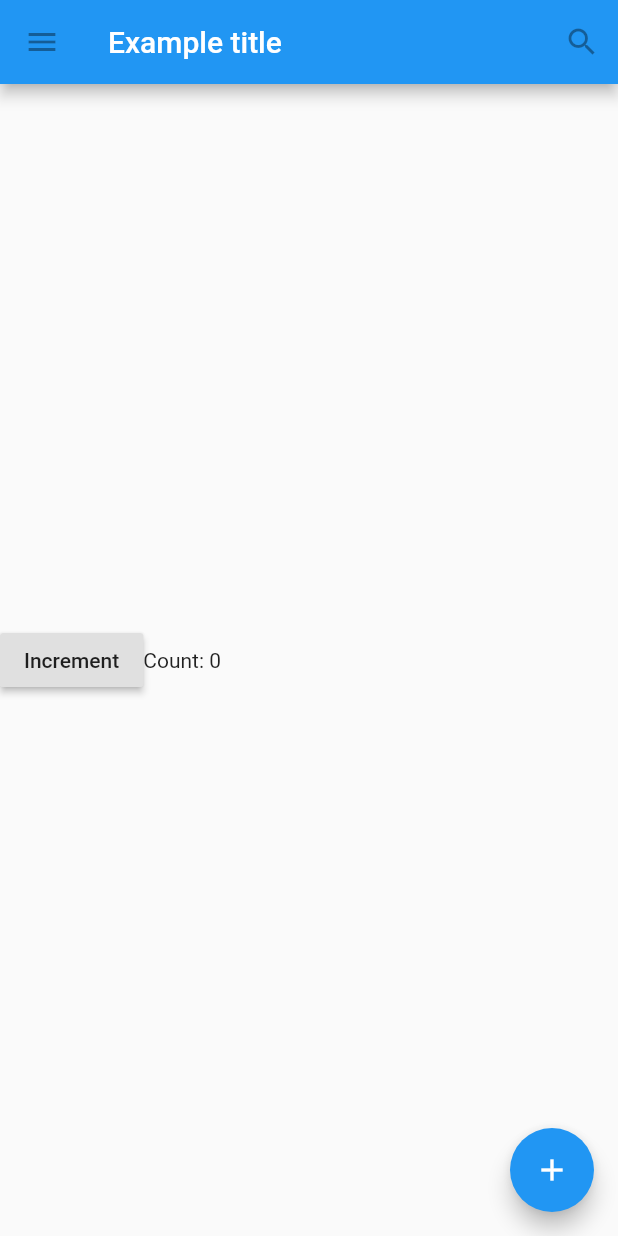
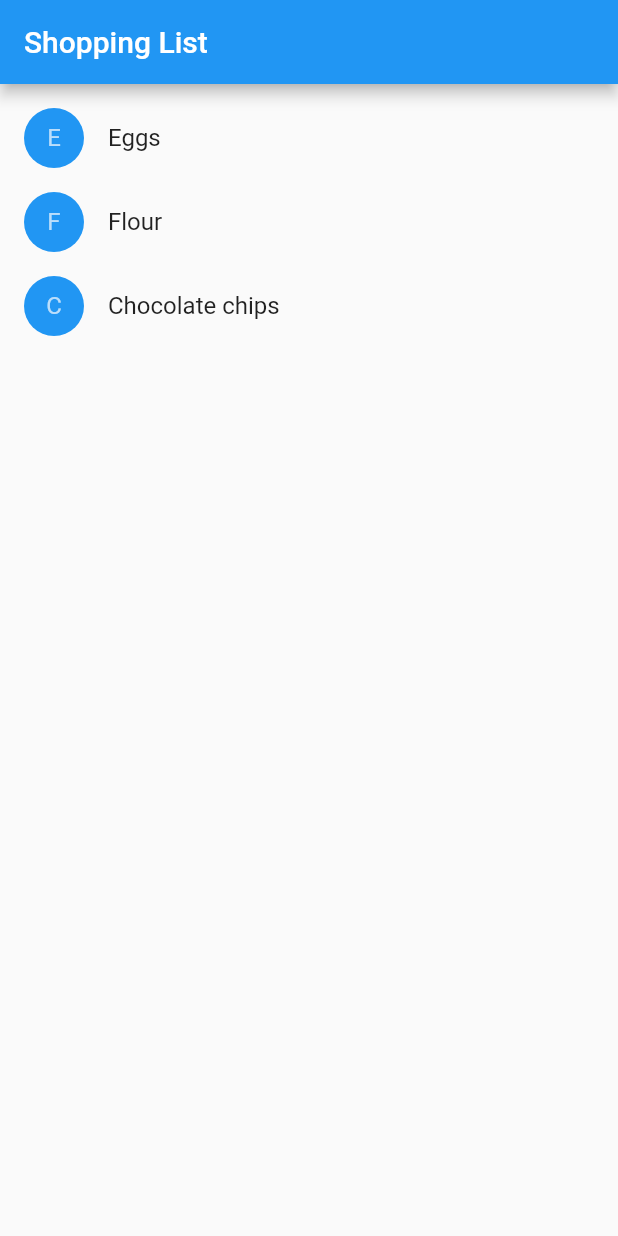
Before and after one commit to Mohamed-Konate/flutter_app_widgets, a Flutter app: the screen it shows after launch, on a phone screen of 412 x 824 dp. Run offline on Flutter 3.47's test engine with Material 2 defaults, Android fonts, the light colour scheme and no system bars.

Commit message:
Rassembler tout cela

```diff
--- a/lib/main.dart
+++ b/lib/main.dart
@@ -3,7 +3,13 @@
 void main() {
   runApp(MaterialApp(
     title: 'Flutter Tutorial',
-    home: TutorialHome(),
+    home: ShoppingList(
+      products: <Product>[
+        Product(name: 'Eggs'),
+        Product(name: 'Flour'),
+        Product(name: 'Chocolate chips'),
+      ],
+    ),
   ));
 }
 
@@ -110,3 +116,104 @@
     ]);
   }
 }
+
+class Product {
+  const Product({this.name});
+
+  final String name;
+}
+
+typedef void CartChangedCallback(Product product, bool inCart);
+
+class ShoppingListItem extends StatelessWidget {
+  ShoppingListItem({this.product, this.inCart, this.onCartChanged})
+      : super(key: ObjectKey(product));
+
+  final Product product;
+  final bool inCart;
+  final CartChangedCallback onCartChanged;
+
+  Color _getColor(BuildContext context) {
+    // The theme depends on the BuildContext because different parts
+    // of the tree can have different themes.
+    // The BuildContext indicates where the build is
+    // taking place and therefore which theme to use.
+
+    return inCart ? Colors.black54 : Theme.of(context).primaryColor;
+  }
+
+  TextStyle _getTextStyle(BuildContext context) {
+    if (!inCart) return null;
+
+    return TextStyle(
+      color: Colors.black54,
+      decoration: TextDecoration.lineThrough,
+    );
+  }
+
+  @override
+  Widget build(BuildContext context) {
+    return ListTile(
+      onTap: () {
+        onCartChanged(product, inCart);
+      },
+      leading: CircleAvatar(
+        backgroundColor: _getColor(context),
+        child: Text(product.name[0]),
+      ),
+      title: Text(product.name, style: _getTextStyle(context)),
+    );
+  }
+}
+
+class ShoppingList extends StatefulWidget {
+  ShoppingList({Key key, this.products}) : super(key: key);
+
+  final List<Product> products;
+
+  // The framework calls createState the first time a widget
+  // appears at a given location in the tree.
+  // If the parent rebuilds and uses the same type of
+  // widget (with the same key), the framework re-uses the State object
+  // instead of creating a new State object.
+
+  @override
+  _ShoppingListState createState() => _ShoppingListState();
+}
+
+class _ShoppingListState extends State<ShoppingList> {
+  Set<Product> _shoppingCart = Set<Product>();
+
+  void _handleCartChanged(Product product, bool inCart) {
+    setState(() {
+      // When a user changes what's in the cart, you need to change
+      // _shoppingCart inside a setState call to trigger a rebuild.
+      // The framework then calls build, below,
+      // which updates the visual appearance of the app.
+
+      if (!inCart)
+        _shoppingCart.add(product);
+      else
+        _shoppingCart.remove(product);
+    });
+  }
+
+  @override
+  Widget build(BuildContext context) {
+    return Scaffold(
+      appBar: AppBar(
+        title: Text('Shopping List'),
+      ),
+      body: ListView(
+        padding: EdgeInsets.symmetric(vertical: 8.0),
+        children: widget.products.map((Product product) {
+          return ShoppingListItem(
+            product: product,
+            inCart: _shoppingCart.contains(product),
+            onCartChanged: _handleCartChanged,
+          );
+        }).toList(),
+      ),
+    );
+  }
+}
```
